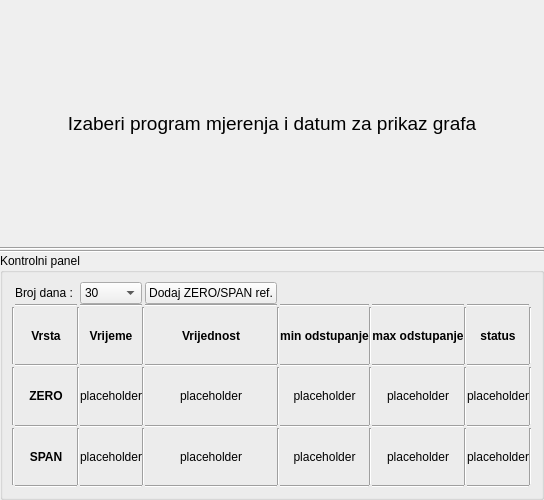
This is app/view/ui_files/zero_span_panel.ui in kluksa/kontrola-podataka as Qt 5 draws it before an edit. The edited form follows.
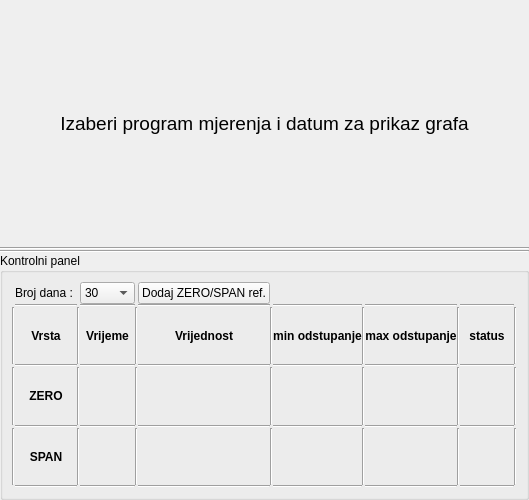
This is the edited form.

Commit message:
nastavak bug hunta
- fix wait cursora za zero i span (cursor se nije vratio u "normalan"
nakon crtanja
- maknuo tekst "placeholder" na labelima zero i span panela
- ujednacio zero i span grafove da zauzimaju istu povrsinu unutar
panela.

```diff
--- a/app/view/ui_files/zero_span_panel.ui
+++ b/app/view/ui_files/zero_span_panel.ui
@@ -96,7 +96,7 @@
         <item row="6" column="11">
          <widget class="QLabel" name="spanStatus">
           <property name="text">
-           <string>placeholder</string>
+           <string/>
           </property>
           <property name="alignment">
            <set>Qt::AlignCenter</set>
@@ -122,7 +122,7 @@
         <item row="6" column="5">
          <widget class="QLabel" name="spanValue">
           <property name="text">
-           <string>placeholder</string>
+           <string/>
           </property>
           <property name="alignment">
            <set>Qt::AlignCenter</set>
@@ -185,7 +185,7 @@
         <item row="6" column="7">
          <widget class="QLabel" name="spanMinD">
           <property name="text">
-           <string>placeholder</string>
+           <string/>
           </property>
           <property name="alignment">
            <set>Qt::AlignCenter</set>
@@ -292,7 +292,7 @@
         <item row="4" column="7">
          <widget class="QLabel" name="zeroMinD">
           <property name="text">
-           <string>placeholder</string>
+           <string/>
           </property>
           <property name="alignment">
            <set>Qt::AlignCenter</set>
@@ -339,7 +339,7 @@
         <item row="6" column="9">
          <widget class="QLabel" name="spanMaxD">
           <property name="text">
-           <string>placeholder</string>
+           <string/>
           </property>
           <property name="alignment">
            <set>Qt::AlignCenter</set>
@@ -405,7 +405,7 @@
         <item row="4" column="9">
          <widget class="QLabel" name="zeroMaxD">
           <property name="text">
-           <string>placeholder</string>
+           <string/>
           </property>
           <property name="alignment">
            <set>Qt::AlignCenter</set>
@@ -422,7 +422,7 @@
         <item row="4" column="11">
          <widget class="QLabel" name="zeroStatus">
           <property name="text">
-           <string>placeholder</string>
+           <string/>
           </property>
           <property name="alignment">
            <set>Qt::AlignCenter</set>
@@ -476,7 +476,7 @@
         <item row="4" column="5">
          <widget class="QLabel" name="zeroValue">
           <property name="text">
-           <string>placeholder</string>
+           <string/>
           </property>
           <property name="alignment">
            <set>Qt::AlignCenter</set>
@@ -493,7 +493,7 @@
         <item row="4" column="3">
          <widget class="QLabel" name="zeroVrijeme">
           <property name="text">
-           <string>placeholder</string>
+           <string/>
           </property>
           <property name="alignment">
            <set>Qt::AlignCenter</set>
@@ -503,7 +503,7 @@
         <item row="6" column="3">
          <widget class="QLabel" name="spanVrijeme">
           <property name="text">
-           <string>placeholder</string>
+           <string/>
           </property>
           <property name="alignment">
            <set>Qt::AlignCenter</set>
```
The commit also changes 2 other files.
